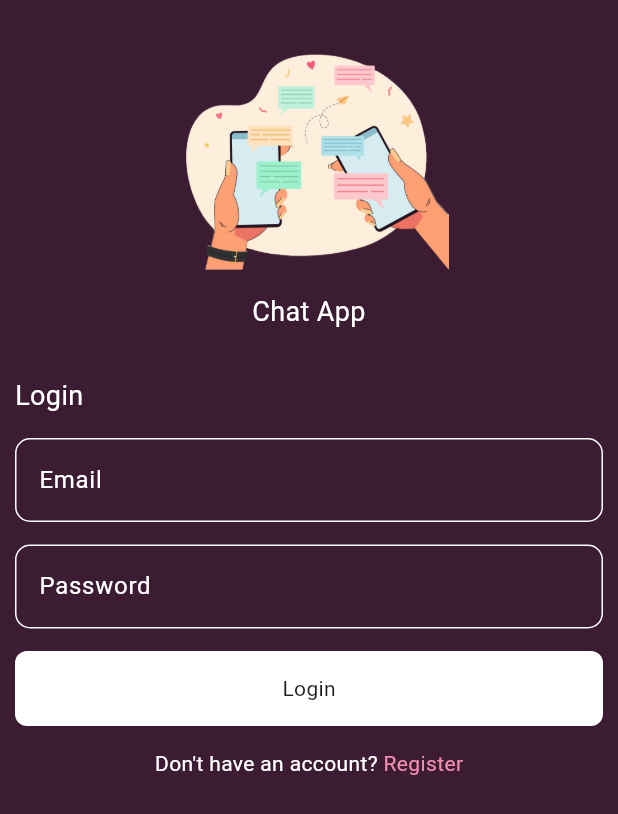
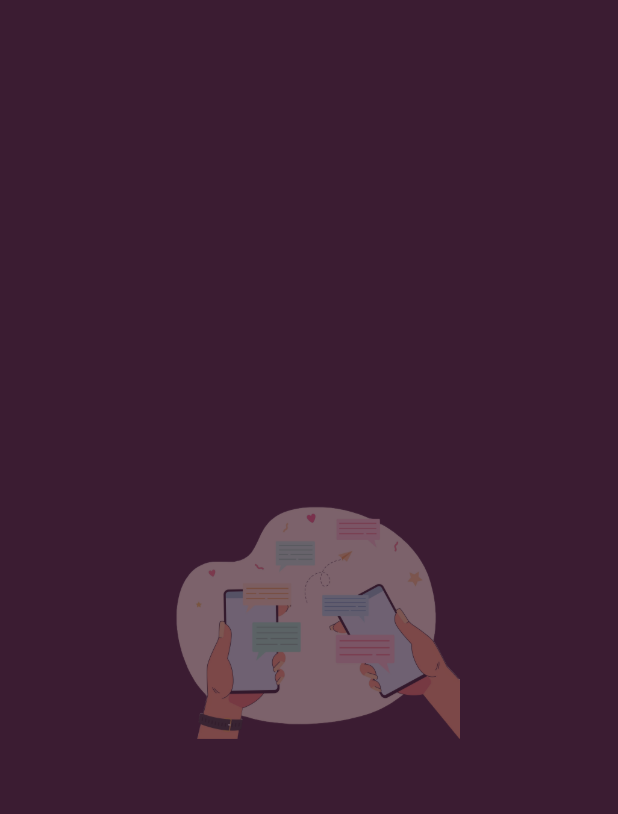
Before and after one commit to menna159/chat-app, a Flutter app: the first screen one second after launch, on a phone screen of 412 x 824 dp. Shown: the top 814 px of the screen. Run offline on Flutter 3.47's test engine with Material 3 defaults, Android fonts, the phone set to English and light mode, and no system bars; our stand-ins replace cloud_firestore, emoji_picker_flutter, firebase_auth, firebase_core, firebase_storage, flutter_bloc and 2 more; accounts and stored records are empty; Roboto replaces fonts that are missing (Raleway).

Commit message:
new changes in profile and chat page

```diff
--- a/lib/main.dart
+++ b/lib/main.dart
@@ -6,6 +6,7 @@ import 'package:chat/pages/main_page.dart';
 import 'package:chat/pages/profile.dart';
 import 'package:chat/pages/register.dart';
 import 'package:chat/cubits/cubit.dart'; // Import your cubit
+import 'package:chat/pages/splach_screen.dart';
 
 import 'package:firebase_core/firebase_core.dart';
 import 'package:flutter/material.dart';
@@ -34,9 +35,10 @@ class ChatApp extends StatelessWidget {
           ChatPage.id: (context) => ChatPage(),
           MainChatPage.id: (context) => MainChatPage(),
           MainPage.id: (context) => MainPage(),
-          ProfilePage.id: (context) => ProfilePage()
+          ProfilePage.id: (context) => ProfilePage(),
+          SplachScreen.id:(context)=>SplachScreen()
         },
-        initialRoute: LoginPage.id, // Set the initial route
+        initialRoute: SplachScreen.id, // Set the initial route
       ),
     );
   }
--- /dev/null
+++ b/lib/pages/splach_screen.dart
@@ -0,0 +1,52 @@
+import 'dart:async';
+import 'package:chat/constants.dart';
+import 'package:chat/pages/login.dart';
+import 'package:flutter/material.dart';
+
+class SplachScreen extends StatefulWidget {
+  const SplachScreen({super.key});
+  static String id = 'splach screen';
+  @override
+  State<SplachScreen> createState() => _SplachScreenState();
+}
+
+class _SplachScreenState extends State<SplachScreen> {
+  double _opacity = 0.0;
+  @override
+  void initState() {
+    super.initState();
+    Future.delayed(const Duration(milliseconds: 100), () {
+      setState(() {
+        _opacity = 1.0;
+      });
+    });
+    Timer( const Duration(seconds: 5), () {
+      Navigator.pushReplacementNamed(context,LoginPage.id);
+    });
+  }
+
+  @override
+  Widget build(BuildContext context) {
+    return  Scaffold(
+     backgroundColor: kPrimaryColor,
+      body: Center(
+        child:AnimatedOpacity(opacity: _opacity,
+         duration:const Duration(
+          seconds: 2
+         ),curve: Curves.easeInOut,
+         child: TweenAnimationBuilder(tween: Tween<double>(begin: 0.8, end: 1.0),
+          duration:const Duration(seconds: 2),
+          curve: Curves.easeOutBack,
+           builder: (context,value,child){
+            return Transform.scale(
+                scale: value,
+                child: child,
+              );
+           },
+           child: Image.asset('assets/images/logo.png', width: 200,height: 200,),
+           ),
+           )
+      ),
+    );
+  }
+}
--- a/pubspec.yaml
+++ b/pubspec.yaml
@@ -42,6 +42,7 @@ dependencies:
   image_picker: ^1.1.2
   firebase_storage: ^12.4.1
   flutter_plugin_android_lifecycle: ^2.0.6
+  emoji_picker_flutter: ^4.3.0
 dev_dependencies:
   flutter_test:
     sdk: flutter
```
Also changed, not shown: lib/pages/chat.dart (+68 -8 lines), lib/pages/main_chat.dart (+7 -6 lines), lib/pages/profile.dart (+45 -83 lines), lib/pages/register.dart (+7 -7 lines), pubspec.lock, 5 other files.
